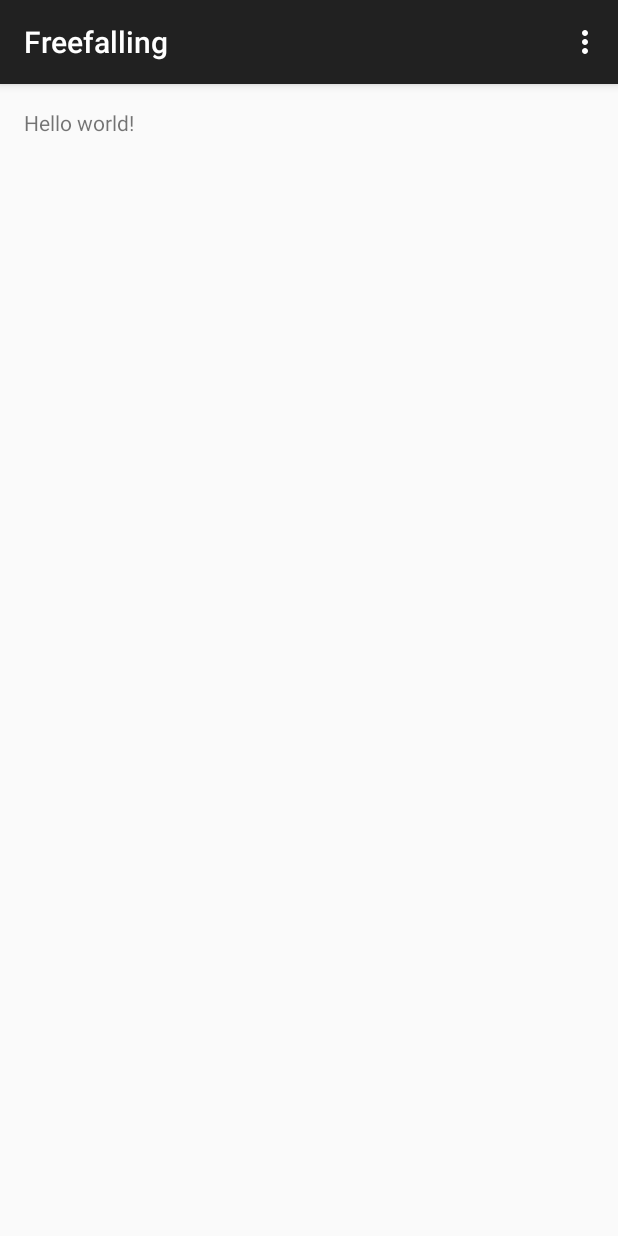
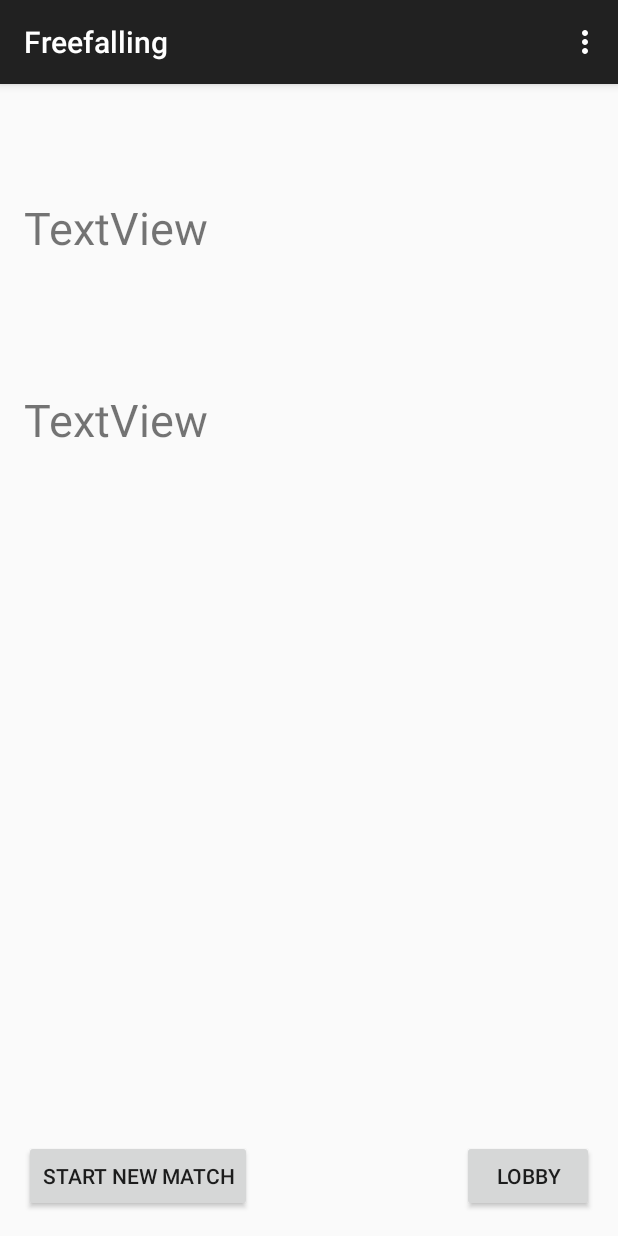
Before and after one commit to kristhus/Freefalling, an Android app: the screen it shows after launch (MainActivity), on a phone screen of 412 x 824 dp. Run offline under Robolectric (Android 15) with nearby library versions, the phone set to English and light mode, and no system bars.

Commit message:
added postMatchView

```diff
--- a/app/src/main/java/com/pa_gruppe11/freefalling/MainActivity.java
+++ b/app/src/main/java/com/pa_gruppe11/freefalling/MainActivity.java
@@ -10,7 +10,7 @@ public class MainActivity extends AppCompatActivity {
     @Override
     protected void onCreate(Bundle savedInstanceState) {
         super.onCreate(savedInstanceState);
-        setContentView(R.layout.activity_main);
+        setContentView(R.layout.post_match_view);
     }
 
     @Override
--- /dev/null
+++ b/app/src/main/res/layout/post_match_view.xml
@@ -0,0 +1,47 @@
+<RelativeLayout xmlns:android="http://schemas.android.com/apk/res/android"
+    xmlns:tools="http://schemas.android.com/tools" android:layout_width="match_parent"
+    android:layout_height="match_parent" android:paddingLeft="@dimen/activity_horizontal_margin"
+    android:paddingRight="@dimen/activity_horizontal_margin"
+    android:paddingTop="@dimen/activity_vertical_margin"
+    android:paddingBottom="@dimen/activity_vertical_margin" tools:context=".MainActivity">
+
+    <Button
+        android:id="@+id/newGame"
+        android:layout_width="wrap_content"
+        android:layout_height="wrap_content"
+        android:text="Start new match"
+        android:layout_alignParentBottom="true"
+        android:layout_alignParentLeft="true"
+        android:layout_alignParentStart="true" />
+
+    <Button
+        android:id="@+id/lobby"
+        android:layout_width="wrap_content"
+        android:layout_height="wrap_content"
+        android:layout_alignParentBottom="true"
+        android:layout_alignParentEnd="true"
+        android:layout_alignParentRight="true"
+        android:text="Lobby" />
+
+    <TextView
+        android:id="@+id/textView"
+        android:layout_width="wrap_content"
+        android:layout_height="wrap_content"
+        android:layout_alignParentLeft="true"
+        android:layout_alignParentStart="true"
+        android:layout_alignParentTop="true"
+        android:layout_marginTop="59dp"
+        android:text="TextView"
+        android:textSize="30sp" />
+
+    <TextView
+        android:id="@+id/timerView"
+        android:layout_width="wrap_content"
+        android:layout_height="wrap_content"
+        android:text="TextView"
+        android:textSize="30sp"
+        android:layout_below="@+id/textView"
+        android:layout_alignParentLeft="true"
+        android:layout_alignParentStart="true"
+        android:layout_marginTop="87dp" />
+</RelativeLayout>
```
Also changed, not shown: app/src/main/java/com/pa_gruppe11/freefalling/gameControllers/GameActivity.java (+3 -4 lines), app/src/main/java/com/pa_gruppe11/freefalling/gameControllers/GameView.java (+15 -2 lines), app/src/main/java/com/pa_gruppe11/freefalling/gameControllers/PostMatchController.java (added, +48 -0 lines), app/src/main/java/com/pa_gruppe11/freefalling/gameControllers/PostMatchView.java (added, +28 -0 lines).
